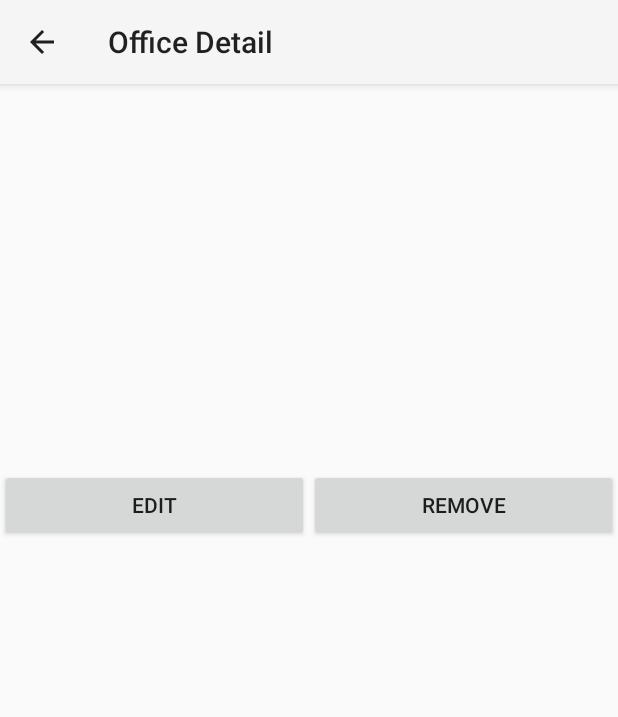
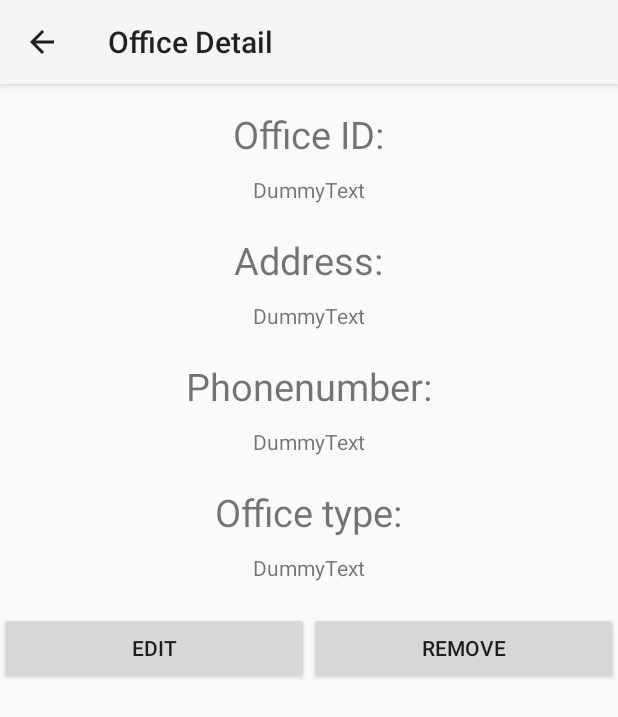
Before and after one commit to KB50-G1/w4.group1Client, an Android app: the OfficeDetailActivity screen opened directly, with no data from a screen before it, on a phone screen of 412 x 824 dp. Shown: the top 717 px of the screen. Run offline under Robolectric (Android 15) with nearby library versions, the phone set to English and light mode, and no system bars; 5 statements that could not run were skipped.

Commit message:
Added none working spinner

```diff
--- a/app/src/main/AndroidManifest.xml
+++ b/app/src/main/AndroidManifest.xml
@@ -28,6 +28,10 @@
             android:name=".EditOfficeActivity"
             android:label="@string/title_activity_edit_office" >
         </activity>
+        <activity
+            android:name=".SpinnerActivity"
+            android:label="@string/title_activity_spinner" >
+        </activity>
     </application>
 
 </manifest>
--- a/app/src/main/res/layout/activity_office_detail.xml
+++ b/app/src/main/res/layout/activity_office_detail.xml
@@ -2,43 +2,99 @@
     xmlns:tools="http://schemas.android.com/tools"
     android:layout_width="match_parent"
     android:layout_height="match_parent"
+    android:layout_marginTop="16dp"
     android:orientation="vertical">
+
+    <LinearLayout
+        android:layout_width="fill_parent"
+        android:layout_height="wrap_content"
+        android:orientation="vertical"
+        android:gravity="center"
+        android:layout_marginBottom="20dp">
+
+        <TextView
+            android:layout_width="wrap_content"
+            android:layout_height="wrap_content"
+            android:textSize="25sp"
+            android:text="Office ID:" />
 
         <TextView
             android:id="@+id/office_detail_id"
             android:layout_width="wrap_content"
             android:layout_height="wrap_content"
-        android:padding="16dp"
+            android:layout_marginTop="10dp"
             android:textIsSelectable="true"
-        tools:context=".OfficeDetailFragment" />
+            tools:context=".OfficeDetailFragment"
+            android:text="DummyText" />
+    </LinearLayout>
+
+    <LinearLayout
+        android:layout_width="fill_parent"
+        android:layout_height="wrap_content"
+        android:orientation="vertical"
+        android:gravity="center"
+        android:layout_marginBottom="20dp">
+
+        <TextView
+            android:layout_width="wrap_content"
+            android:layout_height="wrap_content"
+            android:textSize="25sp"
+            android:text="Address:" />
 
         <TextView
             android:id="@+id/office_detail_address"
             android:layout_width="wrap_content"
             android:layout_height="wrap_content"
-        android:padding="16dp"
-        android:textIsSelectable="true" />
+            android:layout_marginTop="10dp"
+            android:textIsSelectable="true"
+            android:text="DummyText" />
+    </LinearLayout>
+
+    <LinearLayout
+        android:layout_width="fill_parent"
+        android:layout_height="wrap_content"
+        android:orientation="vertical"
+        android:gravity="center"
+        android:layout_marginBottom="20dp">
+
+        <TextView
+            android:layout_width="wrap_content"
+            android:layout_height="wrap_content"
+            android:textSize="25sp"
+            android:text="Phonenumber:" />
 
         <TextView
             android:id="@+id/office_detail_phone"
             android:layout_width="wrap_content"
             android:layout_height="wrap_content"
-        android:padding="16dp"
-        android:textIsSelectable="true" />
+            android:layout_marginTop="10dp"
+            android:textIsSelectable="true"
+            android:text="DummyText"/>
+    </LinearLayout>
+
+    <LinearLayout
+        android:layout_width="fill_parent"
+        android:layout_height="wrap_content"
+        android:orientation="vertical"
+        android:gravity="center"
+        android:layout_marginBottom="20dp">
+
+        <TextView
+            android:layout_width="wrap_content"
+            android:layout_height="wrap_content"
+            android:textSize="25sp"
+            android:text="Office type:" />
 
         <TextView
             android:id="@+id/office_detail_type"
             android:layout_width="wrap_content"
             android:layout_height="wrap_content"
-        android:padding="16dp"
-        android:textIsSelectable="true" />
+            android:layout_marginTop="10dp"
+            android:textIsSelectable="true"
+            android:text="DummyText"/>
 
-    <TextView
-        android:id="@+id/office_detail_company"
-        android:layout_width="wrap_content"
-        android:layout_height="wrap_content"
-        android:padding="16dp"
-        android:textIsSelectable="true" />
+    </LinearLayout>
+
 
 
     <LinearLayout
--- /dev/null
+++ b/app/src/main/res/menu/menu_spinner.xml
@@ -0,0 +1,6 @@
+<menu xmlns:android="http://schemas.android.com/apk/res/android"
+    xmlns:tools="http://schemas.android.com/tools"
+    tools:context="pidal.alfonso.w4group1client.SpinnerActivity">
+    <item android:id="@+id/action_settings" android:title="@string/action_settings"
+        android:orderInCategory="100" android:showAsAction="never" />
+</menu>
```
Also changed, not shown: app/src/main/java/pidal/alfonso/w4group1client/EditOfficeActivity.java (+21 -6 lines), app/src/main/java/pidal/alfonso/w4group1client/SpinnerActivity.java (added, +24 -0 lines), app/src/main/res/layout/activity_edit_office.xml (+6 -6 lines), app/src/main/res/values/strings.xml (+8 -0 lines). Lines whose indentation alone changed are shown as unchanged.
